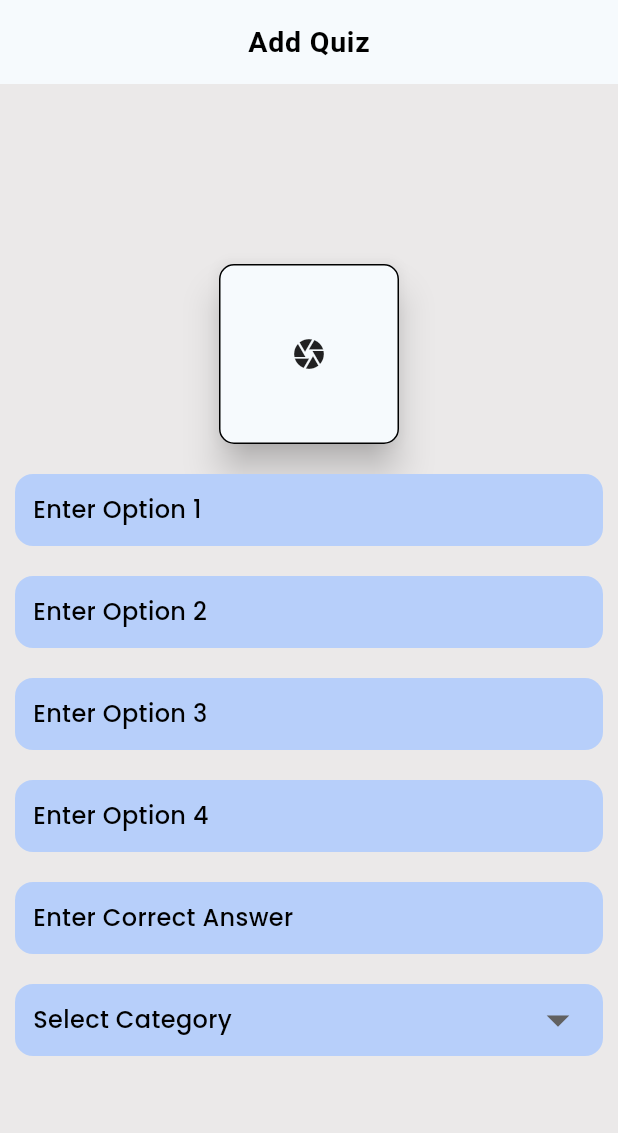
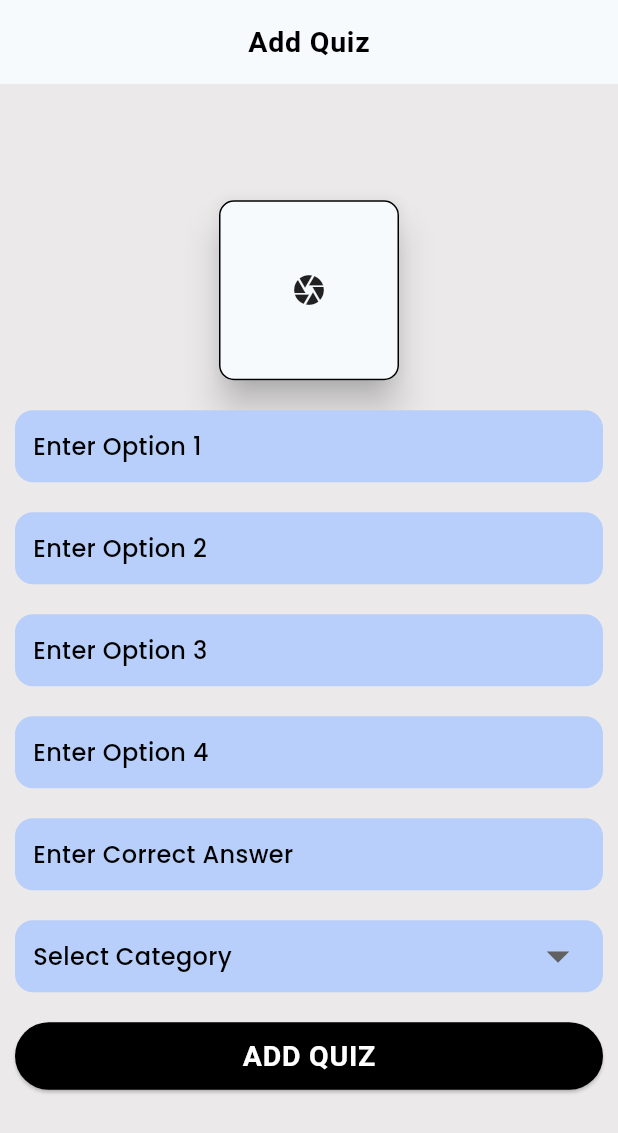
Before and after one commit to Muzammilsajid121/firebase_quiz_app, a Flutter app: the screen it shows after launch, on a phone screen of 412 x 824 dp. Shown: the top 1133 px of the screen. Run offline on Flutter 3.47's test engine with Material 3 defaults, Android fonts, the phone set to English and light mode, and no system bars; our stand-ins replace cloud_firestore, firebase_core, firebase_storage, google_fonts, image_picker, random_string; accounts and stored records are empty.

Commit message:
Now add quiz

```diff
--- a/lib/Admin/add_quiz.dart
+++ b/lib/Admin/add_quiz.dart
@@ -1,5 +1,6 @@
 import 'dart:io';
 
+import 'package:firebase_quiz_app/service/database.dart';
 import 'package:firebase_storage/firebase_storage.dart';
 import 'package:flutter/material.dart';
 import 'package:image_picker/image_picker.dart';
@@ -35,6 +36,23 @@ class _AdminAddQuizState extends State<AdminAddQuiz> {
     //help us to get the url of the image that we will upload to firebase
     var downloadUrl = await (await task).ref.getDownloadURL();
 
+    //so there are many categories so using map dynamic we dont have to do it for every categ.
+    //auto uploads the quiz from the each categ from Admin pannel
+    Map<String, dynamic> addQuiz={
+      "Image":    downloadUrl,
+      "option1":  option1controller.text,
+      "option2":  option2controller.text,
+      "option3":  option3controller.text,
+      "option4":  option4controller.text,
+      "correct":  correctAnswerController.text,
+    };
+
+  await DataBaseMethods().addQuizCategory(addQuiz, value!).then((value) =>
+   ScaffoldMessenger.of(context).showSnackBar(
+    SnackBar(backgroundColor: Colors.orange,
+      content: Text("Quiz has been added Successfully",
+      style: Theme.of(context).textTheme.bodyMedium,))));
+
   }
 
   //LIST OPTIONS DROPDOWN
@@ -54,7 +72,6 @@ setState(() {
 });
  }
 
-  //
 
   @override
   Widget build(BuildContext context) {
@@ -105,8 +122,11 @@ setState(() {
 
                         border: Border.all(),
                       ),
-                      child: Image.file(
-                        selectedImage!, fit: BoxFit.fill,)
+                      child: ClipRRect(
+                        borderRadius: BorderRadius.circular(10),
+                        child: Image.file(
+                          selectedImage!, fit: BoxFit.fill,),
+                      )
                     ),
                   ),
 
@@ -168,6 +188,21 @@ setState(() {
           ),
      ), )  ,
 //DROPDOWN END
+const SizedBox(height: 20,),
+
+        //Add quiz BUTTON
+              SizedBox(width: double.infinity,height: 45,
+                child: ElevatedButton(
+                  style: ElevatedButton.styleFrom(backgroundColor: Colors.black),
+                  onPressed: (){
+                    uploadQuiz();
+                  },
+  child: Text("ADD QUIZ", style: Theme.of(context).textTheme.bodyLarge!.copyWith(color: Colors.white),)),
+              ),
+
+  const SizedBox(height: 20,),
+
+
 
               ],
             ),
--- a/lib/View/home_screen.dart
+++ b/lib/View/home_screen.dart
@@ -55,8 +55,6 @@ class _HomeScreenState extends State<HomeScreen> {
                       ],
                     ),
 
-//                     Center(child: Image.asset('images/quiz.png',height: 80,)),
-// Center(child: Text("Play Quiz By Guessing the image", style: Theme.of(context).textTheme.bodyMedium!.copyWith(color: Colors.white),)),
                  ],
                 ),
               ),
--- /dev/null
+++ b/lib/service/database.dart
@@ -0,0 +1,10 @@
+import 'package:cloud_firestore/cloud_firestore.dart';
+import 'package:firebase_core/firebase_core.dart';
+
+class DataBaseMethods{
+
+  Future addQuizCategory(Map<String, dynamic> userQuizCategory, String category) async{
+    return FirebaseFirestore.instance.collection(category).add(userQuizCategory);
+  }
+
+}
```
